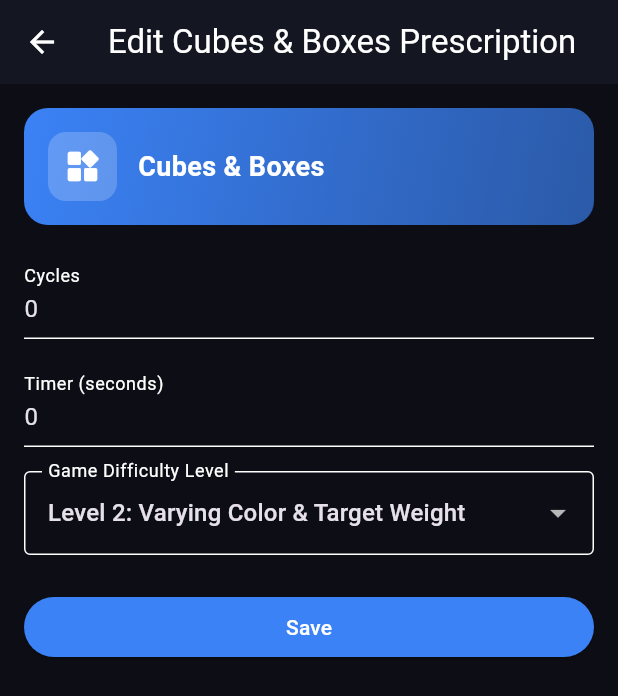
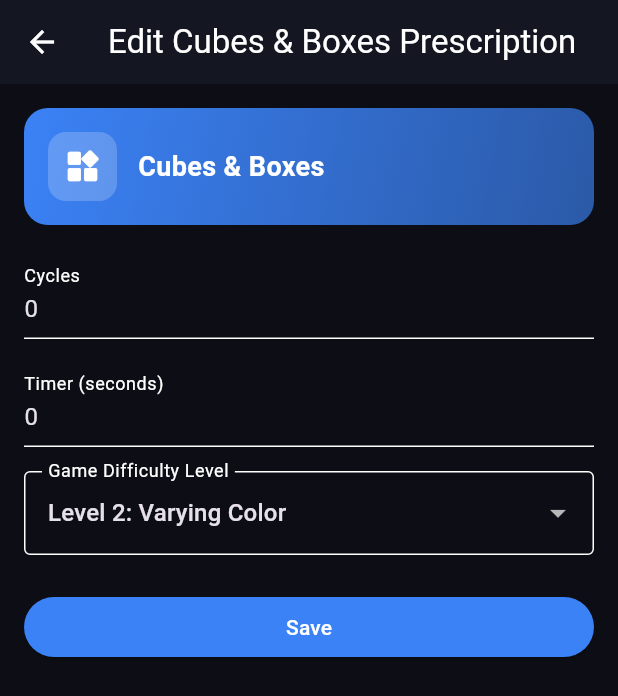
Before and after one commit to gnhnjac/rehab-game, a Flutter app: the PrescriptionEditScreen screen opened directly with empty values, on a phone screen of 412 x 824 dp. Shown: the top 696 px of the screen. Run offline on Flutter 3.47's test engine with Material 3 defaults, Android fonts, the light colour scheme and no system bars; our stand-ins replace cloud_firestore, firebase_core, fl_chart, shared_preferences; accounts and stored records are empty.

Commit message:
feat(ui): update Level 2 label in prescription edit screen to Varying Color

```diff
--- a/flutter_app/lib/screens/prescription_edit_screen.dart
+++ b/flutter_app/lib/screens/prescription_edit_screen.dart
@@ -209,7 +209,7 @@ class _PrescriptionEditScreenState extends State<PrescriptionEditScreen> {
                 ),
                 items: const [
                   DropdownMenuItem(value: 1, child: Text('Level 1: Fixed Target Box Color')),
-                  DropdownMenuItem(value: 2, child: Text('Level 2: Varying Color & Target Weight')),
+                  DropdownMenuItem(value: 2, child: Text('Level 2: Varying Color')),
                   DropdownMenuItem(value: 3, child: Text('Level 3: Shape & Color Match')),
                 ],
                 onChanged: (val) {
```
